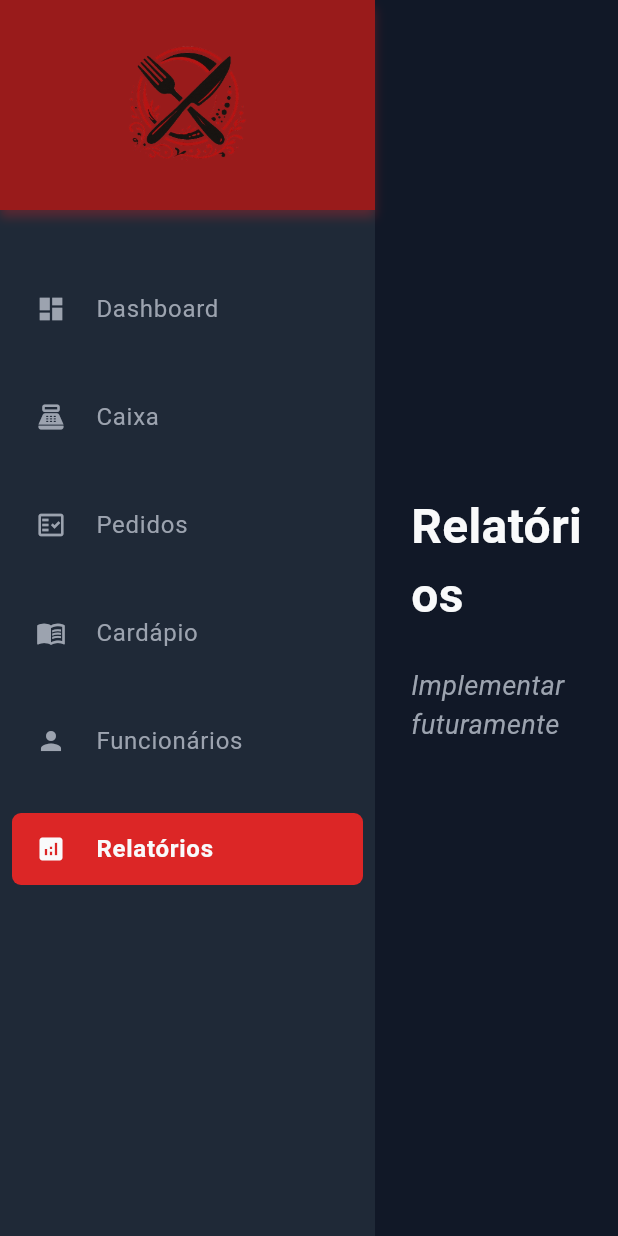
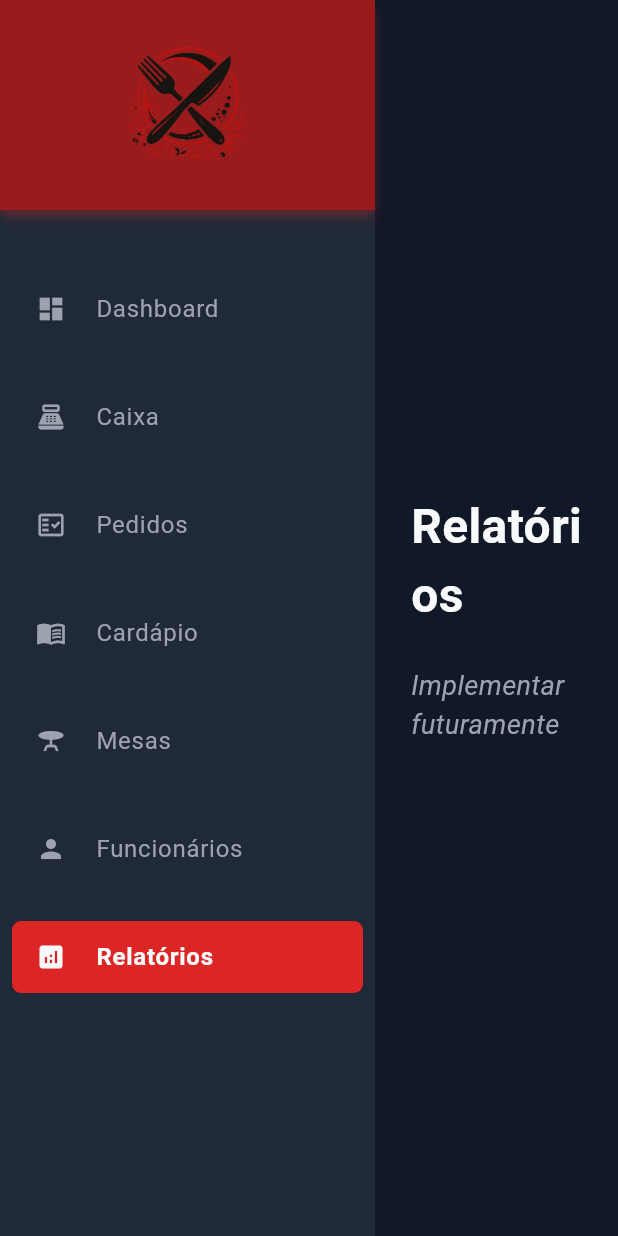
Before and after one commit to IGuilherme6/FlowOrderTCC, a Flutter app: the TelaRelatorio screen opened by its route, on a phone screen of 412 x 824 dp. Run offline on Flutter 3.47's test engine with Material 3 defaults, Android fonts, the phone set to English and light mode, and no system bars; our stand-ins replace cloud_firestore, firebase_auth, firebase_core; missing offline and left inert: dart:ffi; accounts and stored records are empty.

Commit message:
esqueci de colocar a opção de mesa na barra lateral, coloque agora ksksk

```diff
--- a/lib/main.dart
+++ b/lib/main.dart
@@ -2,6 +2,7 @@ import 'package:floworder/view/TelaCaixa.dart';
 import 'package:floworder/view/TelaCardapio.dart';
 import 'package:floworder/view/TelaDashboard.dart';
 import 'package:floworder/view/TelaDecisao.dart';
+import 'package:floworder/view/TelaMesa.dart';
 import 'package:floworder/view/TelaPedidos.dart';
 import 'package:floworder/view/TelaRelatorios.dart';
 import 'package:floworder/view/Tela_Cadastro.dart';
@@ -37,6 +38,7 @@ class MyApp extends StatelessWidget {
         '/pedidos': (context) => TelaPedidos(),
         '/caixa': (context) => TelaCaixa(),
         '/cardapio': (context) => TelaCardapio(),
+        '/mesas': (context) => TelaMesa(),
       },
       debugShowCheckedModeBanner: false,
     );
--- a/lib/view/BarraLateral.dart
+++ b/lib/view/BarraLateral.dart
@@ -5,6 +5,8 @@ import 'package:floworder/view/TelaDashboard.dart';
 import 'package:floworder/view/TelaPedidos.dart';
 import 'package:floworder/view/TelaRelatorios.dart';
 import 'package:floworder/view/Tela_CadastroUsuario.dart';
+
+import 'TelaMesa.dart';
 
 class Barralateral extends StatelessWidget {
   final String currentRoute;
@@ -88,6 +90,13 @@ class Barralateral extends StatelessWidget {
                 const SizedBox(height: 20),
                 _buildMenuItem(
                   context: context,
+                  icon: Icons.table_bar,
+                  title: 'Mesas',
+                  route: '/mesas',
+                ),
+                const SizedBox(height: 20),
+                _buildMenuItem(
+                  context: context,
                   icon: Icons.person,
                   title: 'Funcionários',
                   route: '/funcionarios',
@@ -135,6 +144,8 @@ class Barralateral extends StatelessWidget {
         return TelaCaixa();
       case '/pedidos':
         return TelaPedidos();
+      case '/mesas':
+        return TelaMesa();
       case '/cardapio':
         return TelaCardapio();
       case '/funcionarios':
```
Also changed, not shown: lib/view/TelaMesa.dart (added, +63 -0 lines).
